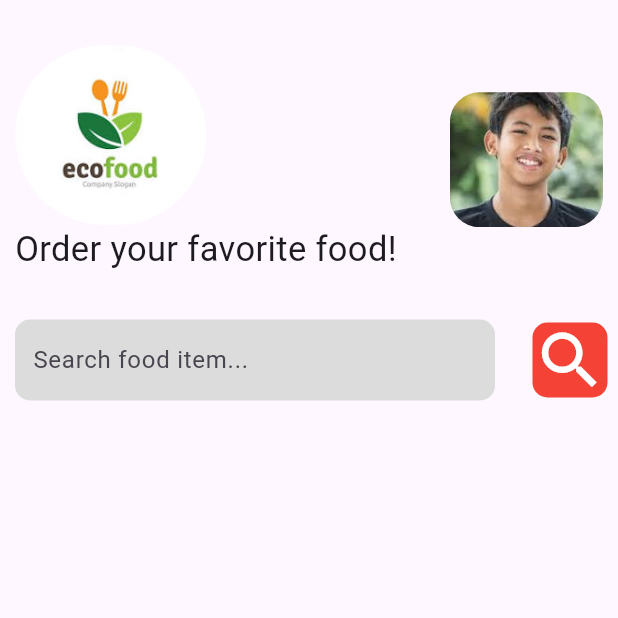
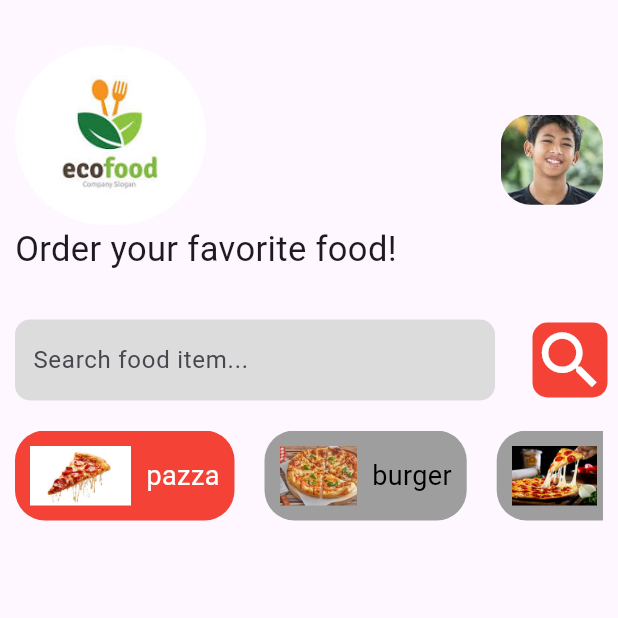
Before and after one commit to dejen-achenf/fooddelivery, a Flutter app: the screen it shows after launch, on a phone screen of 412 x 824 dp, the top half of it. Run offline on Flutter 3.47's test engine with Material 3 defaults, Android fonts, the phone set to English and light mode, and no system bars.

Commit message:
some update

```diff
--- a/lib/ingredients.dart/support.dart
+++ b/lib/ingredients.dart/support.dart
@@ -12,4 +12,11 @@ class Appwidget {
       fontSize: 18,
     );
   }
+
+  static TextStyle imageNAMEcolor() {
+    return TextStyle(
+      color: Colors.white,
+      fontSize: 20,
+    );
+  }
 }
--- a/lib/pages/home.dart
+++ b/lib/pages/home.dart
@@ -1,5 +1,7 @@
 import 'package:flutter/material.dart';
 import 'package:thefixed/ingredients.dart/support.dart';
+import 'package:thefixed/medel/category_model.dart';
+import 'package:thefixed/pages/service/category_data.dart';
 
 class Home extends StatefulWidget {
   const Home({super.key});
@@ -9,7 +11,15 @@ class Home extends StatefulWidget {
 }
 
 class _HomeState extends State<Home> {
+  List<categoryModel> categories = [];
   @override
+  void initState() {
+    super.initState();
+    categories = getCategories(); // Assuming this is imported
+  }
+
+  int selectedindex = 0;
+
   Widget build(BuildContext context) {
     return Scaffold(
       body: Container(
@@ -39,7 +49,7 @@ class _HomeState extends State<Home> {
                     borderRadius: BorderRadius.circular(20),
                     child: Image.asset(
                       "assets/images/boy.png",
-                      height: 90,
+                      height: 60,
                     ))
               ],
             ),
@@ -74,6 +84,27 @@ class _HomeState extends State<Home> {
                   ),
                 )
               ],
+            ),
+            SizedBox(height: 20),
+            Container(
+              decoration: BoxDecoration(borderRadius: BorderRadius.circular(2)),
+              height: 60,
+              child: ListView.builder(
+                  itemCount: categories.length,
+                  scrollDirection: Axis.horizontal,
+                  shrinkWrap: true,
+                  itemBuilder: (context, index) {
+                    return Categorytile(
+                      name: categories[index].name!,
+                      photo: categories[index].photo!,
+                      isSelected: selectedindex == index,
+                      onTap: () {
+                        setState(() {
+                          selectedindex = index;
+                        });
+                      },
+                    );
+                  }),
             )
           ],
         ),
@@ -81,3 +112,53 @@ class _HomeState extends State<Home> {
     );
   }
 }
+
+class Categorytile extends StatefulWidget {
+  String name;
+  String photo;
+  final bool isSelected;
+
+  final VoidCallback onTap;
+  Categorytile(
+      {required this.name,
+      required this.photo,
+      required this.isSelected,
+      required this.onTap});
+  @override
+  State<Categorytile> createState() => _CategorytileState();
+}
+
+class _CategorytileState extends State<Categorytile> {
+  @override
+  Widget build(BuildContext context) {
+    return GestureDetector(
+      onTap: widget.onTap,
+      child: Container(
+        padding: EdgeInsets.only(right: 10, left: 10),
+        margin: EdgeInsets.only(right: 20),
+        decoration: BoxDecoration(
+            color: widget.isSelected ? Colors.red : Colors.grey,
+            borderRadius: BorderRadius.circular(20)),
+        child: Row(
+          children: [
+            ClipRRect(
+                borderRadius: BorderRadius.circular(0),
+                child: Image.asset(
+                  widget.photo,
+                  height: 40,
+                )),
+            SizedBox(
+              width: 10,
+            ),
+            Text(
+              widget.name,
+              style: TextStyle(
+                  fontSize: 18,
+                  color: widget.isSelected ? Colors.white : Colors.black),
+            )
+          ],
+        ),
+      ),
+    );
+  }
+}
--- a/lib/pages/service/category_data.dart
+++ b/lib/pages/service/category_data.dart
@@ -11,18 +11,18 @@ List<categoryModel> getCategories() {
   categorymodel = new categoryModel();
 
   categorymodel.name = 'burger';
-  categorymodel.photo = 'assets/images/burger.png';
+  categorymodel.photo = 'assets/images/pizza1.png';
   category.add(categorymodel);
   categorymodel = new categoryModel();
 
   categorymodel.name = 'chinese';
-  categorymodel.photo = 'assets/images/chinese.png';
+  categorymodel.photo = 'assets/images/pizza2.png';
   category.add(categorymodel);
 
   categorymodel = new categoryModel();
 
   categorymodel.name = 'mexican';
-  categorymodel.photo = 'assets/images/tactos.png';
+  categorymodel.photo = 'assets/images/pizza3.png';
   category.add(categorymodel);
   categorymodel = new categoryModel();
 
```
Also changed, not shown: assets/images/pizza.png, assets/images/pizza1.png (renamed from assets/images/pazza1.png).
